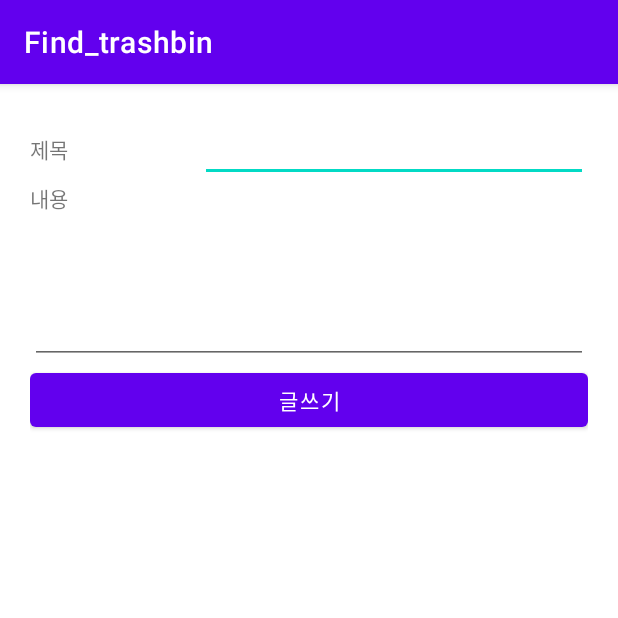
After one commit to EunJiKim02/2022-Open-Sw-Developer-Conference, an Android app: the PostActivity screen opened directly, with no data from a screen before it, on a phone screen of 412 x 824 dp, the top half of it. The commit adds this screen. Run offline under Robolectric (Android 15) with nearby library versions, the phone set to English and light mode, and no system bars; our stand-ins replace Firebase (no records; nobody signed in at launch, a user with empty details on screens opened directly); 1 statement that could not run was skipped.

Commit message:
게시글 작성 기능 추가

```diff
--- a/app/build.gradle
+++ b/app/build.gradle
@@ -53,6 +53,7 @@ dependencies {
     implementation 'com.google.firebase:firebase-auth:21.0.8'
     implementation 'com.google.android.gms:play-services-auth:20.3.0'
     implementation 'com.getbase:floatingactionbutton:1.10.1'
+    implementation 'com.google.firebase:firebase-storage:20.0.2'
     testImplementation 'junit:junit:4.13.2'
     androidTestImplementation 'androidx.test.ext:junit:1.1.3'
     androidTestImplementation 'androidx.test.espresso:espresso-core:3.4.0'
--- a/app/src/main/AndroidManifest.xml
+++ b/app/src/main/AndroidManifest.xml
@@ -44,13 +44,13 @@
             android:exported="true">
             <intent-filter>
                 <action android:name="android.intent.action.MAIN" />
-
                 <category android:name="android.intent.category.LAUNCHER" />
             </intent-filter>
         </activity>
         <activity android:name=".GuideActivity"></activity>
         <activity android:name=".CommunityActivity"></activity>
         <activity android:name=".AddActivity"></activity>
+        <activity android:name=".PostActivity"></activity>
     </application>
 
 </manifest>
--- /dev/null
+++ b/app/src/main/java/com/gaebalsebal/Find_trashbin/PostActivity.java
@@ -0,0 +1,80 @@
+package com.gaebalsebal.Find_trashbin;
+
+import static android.content.ContentValues.TAG;
+import static java.lang.Double.parseDouble;
+
+
+import android.content.Context;
+import android.content.DialogInterface;
+import android.content.Intent;
+import android.os.Bundle;
+import android.util.Log;
+import android.view.LayoutInflater;
+import android.view.View;
+import android.view.inputmethod.InputMethodManager;
+
+import androidx.annotation.Nullable;
+import androidx.appcompat.app.AlertDialog;
+import androidx.appcompat.app.AppCompatActivity;
+
+import com.gaebalsebal.Find_trashbin.databinding.ActivityPostBinding;
+import com.google.firebase.auth.FirebaseUser;
+import com.google.firebase.firestore.FirebaseFirestore;
+import com.google.firebase.storage.StorageReference;
+
+import java.util.HashMap;
+import java.util.Map;
+
+public class PostActivity extends AppCompatActivity {
+
+    ActivityPostBinding binding;
+    FirebaseUser user;
+
+    FirebaseFirestore db = FirebaseFirestore.getInstance();
+
+
+    @Override
+    protected void onCreate(@Nullable Bundle savedInstanceState) {
+
+        Intent intent = getIntent();
+
+        super.onCreate(savedInstanceState);
+        binding = ActivityPostBinding.inflate(getLayoutInflater());
+        setContentView(binding.getRoot());
+        user =(FirebaseUser) intent.getExtras().get("user");
+
+        binding.postBtn.setOnClickListener(new View.OnClickListener() {
+            @Override
+            public void onClick(View view) {
+                Map<String, Object> post = new HashMap<>();
+
+                post.put("time",System.currentTimeMillis());
+                post.put("title", binding.postTitle.getText().toString());
+                post.put("content", binding.editTextTextMultiLine.getText().toString());
+                post.put("userid", user.getEmail());
+
+                db.collection("post")
+                        .add(post)
+                        .addOnSuccessListener(documentReference -> Log.d(TAG, "DocumentSnapshot added with ID: " + documentReference.getId()))
+                        .addOnFailureListener(e -> Log.w(TAG, "Error adding document", e));
+
+                InputMethodManager keyboard = (InputMethodManager) getSystemService(Context.INPUT_METHOD_SERVICE);
+                keyboard.hideSoftInputFromWindow(getCurrentFocus().getWindowToken(), 0);
+
+                AlertDialog.Builder exit = new AlertDialog.Builder(PostActivity.this);
+                exit.setMessage("정상적으로 등록되었습니다.");
+
+                exit.setPositiveButton("확인", new DialogInterface.OnClickListener() {
+                    @Override
+                    public void onClick(DialogInterface dialogInterface, int i) {
+                        dialogInterface.dismiss();
+                        finish();
+                    }
+                });
+                exit.show();
+            }
+        });
+
+
+    }
+}
--- /dev/null
+++ b/app/src/main/res/layout/activity_post.xml
@@ -0,0 +1,73 @@
+<?xml version="1.0" encoding="utf-8"?>
+<androidx.constraintlayout.widget.ConstraintLayout xmlns:android="http://schemas.android.com/apk/res/android"
+    xmlns:app="http://schemas.android.com/apk/res-auto"
+    xmlns:tools="http://schemas.android.com/tools"
+    android:layout_width="match_parent"
+    android:layout_height="match_parent">
+
+    <LinearLayout
+        android:layout_width="match_parent"
+        android:layout_height="match_parent"
+        android:orientation="vertical"
+        android:padding="20dp"
+        >
+
+        <LinearLayout
+            android:layout_width="match_parent"
+            android:layout_height="wrap_content"
+            android:orientation="horizontal">
+
+            <TextView
+                android:id="@+id/textView6"
+                android:layout_width="wrap_content"
+                android:layout_height="wrap_content"
+                android:layout_weight="1"
+                android:text="제목" />
+
+            <EditText
+                android:id="@+id/post_title"
+                android:layout_width="wrap_content"
+                android:layout_height="wrap_content"
+                android:layout_weight="1"
+                android:ems="8"
+                android:inputType="textPersonName"
+                android:singleLine="true"
+                android:text="" />
+        </LinearLayout>
+
+        <LinearLayout
+            android:layout_width="match_parent"
+            android:layout_height="wrap_content"
+            android:orientation="vertical">
+
+            <TextView
+                android:id="@+id/textView7"
+                android:layout_width="match_parent"
+                android:layout_height="wrap_content"
+                android:text="내용" />
+
+            <EditText
+                android:id="@+id/editTextTextMultiLine"
+                android:layout_width="match_parent"
+                android:layout_height="100dp"
+                android:ems="10"
+                android:gravity="start|top"
+                android:inputType="textMultiLine" />
+        </LinearLayout>
+
+        <LinearLayout
+            android:layout_width="match_parent"
+            android:layout_height="wrap_content"
+            android:orientation="horizontal">
+
+            <Button
+                android:id="@+id/post_btn"
+                android:layout_width="wrap_content"
+                android:layout_height="wrap_content"
+                android:layout_weight="1"
+                android:text="글쓰기" />
+        </LinearLayout>
+
+    </LinearLayout>
+
+</androidx.constraintlayout.widget.ConstraintLayout>
```
Also changed, not shown: app/src/main/java/com/gaebalsebal/Find_trashbin/CommunityActivity.java (+25 -1 lines), app/src/main/res/layout/activity_community.xml (+31 -5 lines).
